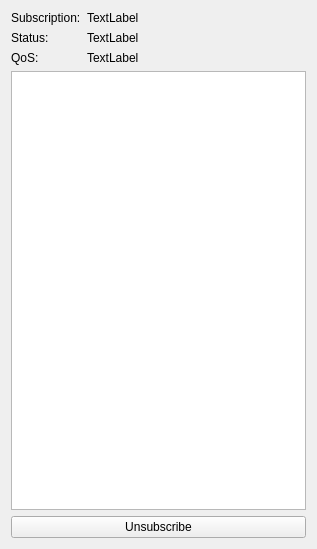
FSBY668/Program, file qt/qtmqtt/examples/mqtt/subscriptions/subscriptionwindow.ui: the form before one commit.
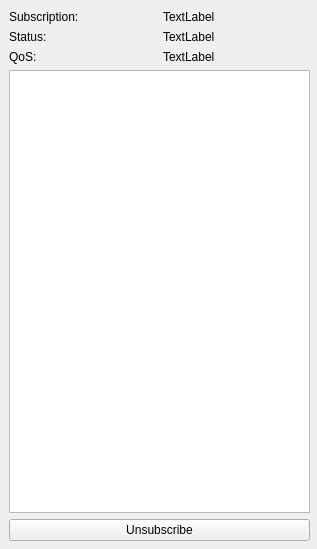
The form after the commit.

The edit to the form file:
```diff
--- a/qt/qtmqtt/examples/mqtt/subscriptions/subscriptionwindow.ui
+++ b/qt/qtmqtt/examples/mqtt/subscriptions/subscriptionwindow.ui
@@ -13,45 +13,62 @@
   <property name="windowTitle">
    <string>Form</string>
   </property>
+  <widget class="QWidget" name="">
+   <property name="geometry">
+    <rect>
+     <x>9</x>
+     <y>10</y>
+     <width>301</width>
+     <height>531</height>
+    </rect>
+   </property>
   <layout class="QVBoxLayout" name="verticalLayout">
    <item>
-    <layout class="QFormLayout" name="formLayout">
-     <item row="0" column="0">
+     <layout class="QHBoxLayout" name="horizontalLayout">
+      <item>
       <widget class="QLabel" name="label">
        <property name="text">
         <string>Subscription:</string>
        </property>
       </widget>
      </item>
-     <item row="0" column="1">
+      <item>
       <widget class="QLabel" name="labelSub">
        <property name="text">
         <string>TextLabel</string>
        </property>
       </widget>
      </item>
-     <item row="1" column="0">
+     </layout>
+    </item>
+    <item>
+     <layout class="QHBoxLayout" name="horizontalLayout_2">
+      <item>
       <widget class="QLabel" name="label_2">
        <property name="text">
         <string>Status:</string>
        </property>
       </widget>
      </item>
-     <item row="1" column="1">
+      <item>
       <widget class="QLabel" name="labelStatus">
        <property name="text">
         <string>TextLabel</string>
        </property>
       </widget>
      </item>
-     <item row="2" column="0">
+     </layout>
+    </item>
+    <item>
+     <layout class="QHBoxLayout" name="horizontalLayout_3">
+      <item>
       <widget class="QLabel" name="label_3">
        <property name="text">
         <string>QoS:</string>
        </property>
       </widget>
      </item>
-     <item row="2" column="1">
+      <item>
       <widget class="QLabel" name="labelQoS">
        <property name="text">
         <string>TextLabel</string>
@@ -61,7 +78,7 @@
     </layout>
    </item>
    <item>
-    <widget class="QListWidget" name="listWidget"/>
+     <widget class="QPlainTextEdit" name="plainTextEdit"/>
    </item>
    <item>
     <widget class="QPushButton" name="pushButton">
@@ -71,6 +88,7 @@
     </widget>
    </item>
   </layout>
+  </widget>
  </widget>
  <resources/>
  <connections/>
```
Lines whose indentation alone changed are shown as unchanged.
